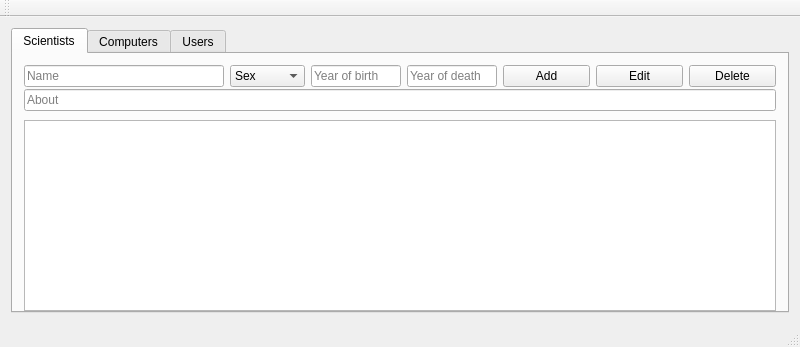
This is ComputerScientistsW1/mainwindow.ui in Bosos/T-113-VLN1_Hopur3 as Qt 5 draws it before an edit. The edited form follows.
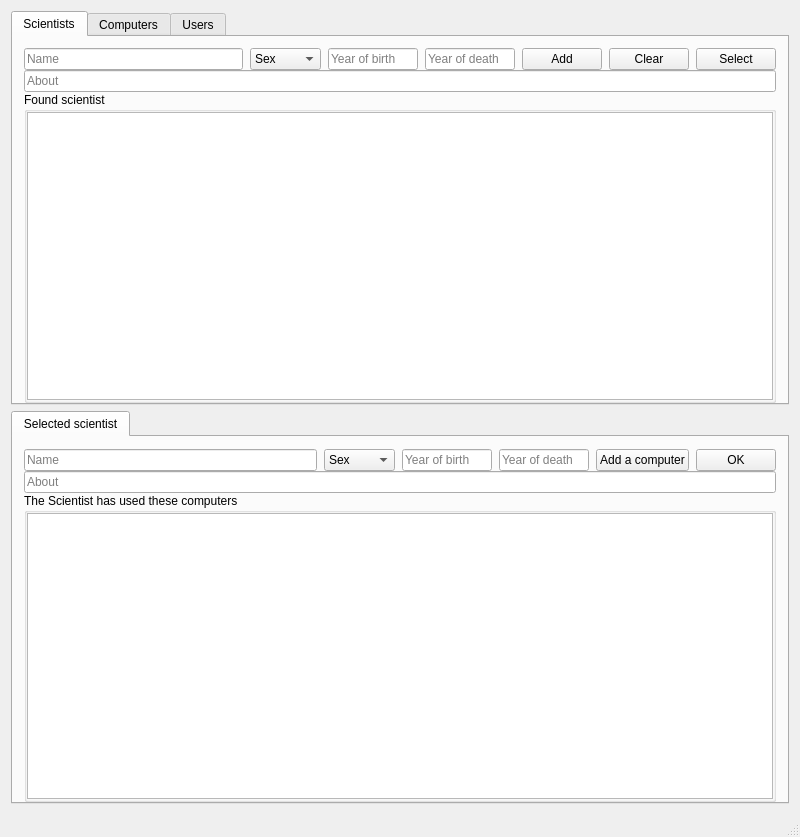
This is the edited form.

```diff
--- a/ComputerScientistsW1/mainwindow.ui
+++ b/ComputerScientistsW1/mainwindow.ui
@@ -7,7 +7,7 @@
     <x>0</x>
     <y>0</y>
     <width>800</width>
-    <height>347</height>
+    <height>837</height>
    </rect>
   </property>
   <property name="minimumSize">
@@ -20,14 +20,9 @@
    <string>MainWindow</string>
   </property>
   <widget class="QWidget" name="centralWidget">
-   <layout class="QVBoxLayout" name="verticalLayout_2">
-    <property name="bottomMargin">
-     <number>12</number>
-    </property>
+   <layout class="QVBoxLayout" name="verticalLayout_3">
     <item>
-     <layout class="QGridLayout" name="gridLayout">
-      <item row="1" column="0">
-       <widget class="QTabWidget" name="tabWidget">
+     <widget class="QTabWidget" name="headTab">
         <property name="currentIndex">
          <number>0</number>
         </property>
@@ -37,13 +32,16 @@
          </attribute>
          <layout class="QVBoxLayout" name="verticalLayout">
           <property name="spacing">
-           <number>2</number>
+         <number>0</number>
           </property>
           <property name="bottomMargin">
            <number>0</number>
           </property>
           <item>
-           <layout class="QHBoxLayout" name="horizontalLayout">
+         <layout class="QHBoxLayout" name="scientistButtonRow">
+          <property name="spacing">
+           <number>7</number>
+          </property>
             <item>
              <widget class="QLineEdit" name="nameField">
               <property name="minimumSize">
@@ -54,7 +52,7 @@
               </property>
               <property name="maximumSize">
                <size>
-                <width>200</width>
+              <width>600</width>
                 <height>16777215</height>
                </size>
               </property>
@@ -130,41 +128,55 @@
             <item>
              <widget class="QPushButton" name="editPushButton">
               <property name="text">
-               <string>Edit</string>
+             <string>Clear</string>
               </property>
              </widget>
             </item>
             <item>
              <widget class="QPushButton" name="deletePushButton">
               <property name="text">
-               <string>Delete</string>
+             <string>Select</string>
               </property>
              </widget>
             </item>
            </layout>
           </item>
           <item>
-           <layout class="QHBoxLayout" name="horizontalLayout_3">
-            <property name="rightMargin">
-             <number>0</number>
-            </property>
-            <property name="bottomMargin">
-             <number>7</number>
-            </property>
-            <item>
-             <widget class="QLineEdit" name="aboutField">
+         <widget class="QLineEdit" name="scientistAboutField">
               <property name="placeholderText">
                <string>About</string>
               </property>
              </widget>
             </item>
-           </layout>
-          </item>
+        <item>
+         <widget class="QGroupBox" name="groupBox_2">
+          <property name="title">
+           <string>Found scientist</string>
+          </property>
+          <layout class="QHBoxLayout" name="horizontalLayout_2">
+           <property name="spacing">
+            <number>0</number>
+           </property>
+           <property name="leftMargin">
+            <number>0</number>
+           </property>
+           <property name="topMargin">
+            <number>0</number>
+           </property>
+           <property name="rightMargin">
+            <number>0</number>
+           </property>
+           <property name="bottomMargin">
+            <number>0</number>
+           </property>
           <item>
            <widget class="QTableView" name="scientistTableView"/>
           </item>
          </layout>
         </widget>
+        </item>
+       </layout>
+      </widget>
         <widget class="QWidget" name="tab_3">
          <attribute name="title">
           <string>Computers</string>
@@ -177,17 +189,158 @@
         </widget>
        </widget>
       </item>
-     </layout>
-    </item>
-   </layout>
-  </widget>
-  <widget class="QToolBar" name="mainToolBar">
-   <attribute name="toolBarArea">
-    <enum>TopToolBarArea</enum>
-   </attribute>
-   <attribute name="toolBarBreak">
-    <bool>false</bool>
-   </attribute>
+    <item>
+     <widget class="QTabWidget" name="ScientistSelected">
+      <property name="currentIndex">
+       <number>0</number>
+      </property>
+      <widget class="QWidget" name="tab">
+       <attribute name="title">
+        <string>Selected scientist</string>
+       </attribute>
+       <layout class="QVBoxLayout" name="verticalLayout_5">
+        <property name="spacing">
+         <number>0</number>
+        </property>
+        <property name="topMargin">
+         <number>12</number>
+        </property>
+        <property name="bottomMargin">
+         <number>0</number>
+        </property>
+        <item>
+         <layout class="QHBoxLayout" name="selectedScientisButtonRow">
+          <property name="spacing">
+           <number>7</number>
+          </property>
+          <item>
+           <widget class="QLineEdit" name="selectedScientistNameField">
+            <property name="minimumSize">
+             <size>
+              <width>160</width>
+              <height>0</height>
+             </size>
+            </property>
+            <property name="maximumSize">
+             <size>
+              <width>600</width>
+              <height>16777215</height>
+             </size>
+            </property>
+            <property name="accessibleName">
+             <string/>
+            </property>
+            <property name="placeholderText">
+             <string>Name</string>
+            </property>
+           </widget>
+          </item>
+          <item>
+           <widget class="QComboBox" name="selectedScientistSexComboBox">
+            <property name="maximumSize">
+             <size>
+              <width>75</width>
+              <height>16777215</height>
+             </size>
+            </property>
+            <property name="toolTipDuration">
+             <number>-3</number>
+            </property>
+            <item>
+             <property name="text">
+              <string>Sex</string>
+             </property>
+            </item>
+            <item>
+             <property name="text">
+              <string>Female</string>
+             </property>
+            </item>
+            <item>
+             <property name="text">
+              <string>Male</string>
+             </property>
+            </item>
+           </widget>
+          </item>
+          <item>
+           <widget class="QLineEdit" name="selectedScientistYearOfBirthField">
+            <property name="maximumSize">
+             <size>
+              <width>90</width>
+              <height>16777215</height>
+             </size>
+            </property>
+            <property name="placeholderText">
+             <string>Year of birth</string>
+            </property>
+           </widget>
+          </item>
+          <item>
+           <widget class="QLineEdit" name="selectedScientistYearOfDeathField">
+            <property name="maximumSize">
+             <size>
+              <width>90</width>
+              <height>16777215</height>
+             </size>
+            </property>
+            <property name="placeholderText">
+             <string>Year of death</string>
+            </property>
+           </widget>
+          </item>
+          <item>
+           <widget class="QPushButton" name="selectedScientistAddComputer">
+            <property name="text">
+             <string>Add a computer</string>
+            </property>
+           </widget>
+          </item>
+          <item>
+           <widget class="QPushButton" name="selectedScientistOKPushButton">
+            <property name="text">
+             <string>OK</string>
+            </property>
+           </widget>
+          </item>
+         </layout>
+        </item>
+        <item>
+         <widget class="QLineEdit" name="selectedScientistAboutField">
+          <property name="placeholderText">
+           <string>About</string>
+          </property>
+         </widget>
+        </item>
+        <item>
+         <widget class="QGroupBox" name="selectedScientistFoundComputerCaption">
+          <property name="title">
+           <string>The Scientist has used these computers</string>
+          </property>
+          <layout class="QHBoxLayout" name="horizontalLayout_3">
+           <property name="leftMargin">
+            <number>0</number>
+           </property>
+           <property name="topMargin">
+            <number>0</number>
+           </property>
+           <property name="rightMargin">
+            <number>0</number>
+           </property>
+           <property name="bottomMargin">
+            <number>0</number>
+           </property>
+           <item>
+            <widget class="QTableView" name="selectedScientistComputerTable"/>
+           </item>
+          </layout>
+         </widget>
+        </item>
+       </layout>
+      </widget>
+     </widget>
+    </item>
+   </layout>
   </widget>
   <widget class="QStatusBar" name="statusBar"/>
  </widget>
```
Left out of the diff: 11 changed lines with no effect on the pictures. Lines whose indentation alone changed are shown as unchanged.
